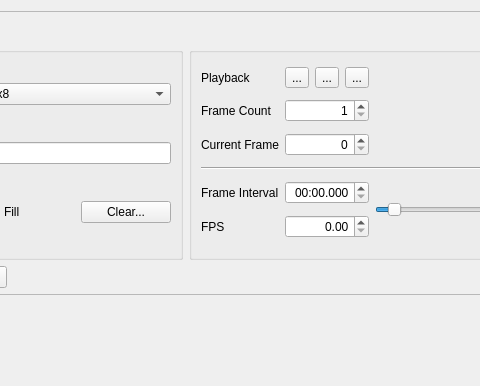
The window that src/widget/canvascontrolwidget.ui (8bitbuddhist/PixelMaestro-Studio) describes before a commit, drawn with Qt 5; both pictures show x 401 to 881 and y 0 to 386 of the 1036 by 527 pixel window.
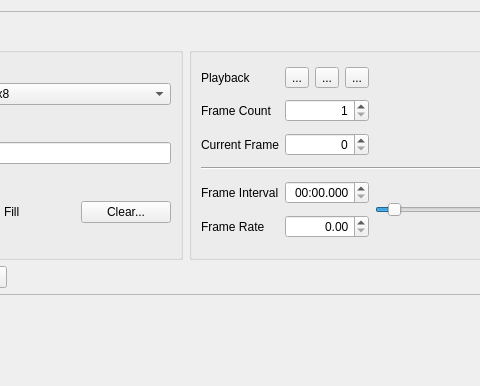
The same window after the commit. Icons and pictures are not drawn.

```diff
--- a/src/widget/canvascontrolwidget.ui
+++ b/src/widget/canvascontrolwidget.ui
@@ -679,7 +679,7 @@
             <item row="6" column="0">
              <widget class="QLabel" name="label">
               <property name="text">
-               <string>FPS</string>
+               <string>Frame Rate</string>
               </property>
              </widget>
             </item>
```
Left out of the diff: 2 changed lines with no effect on the pictures.
